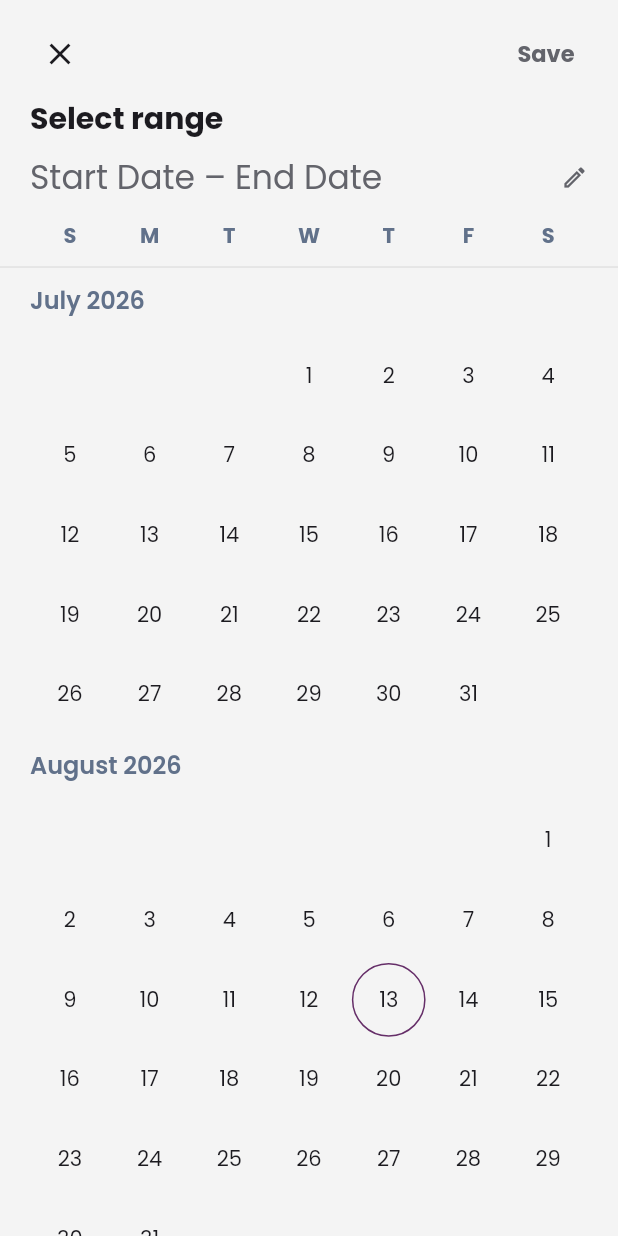
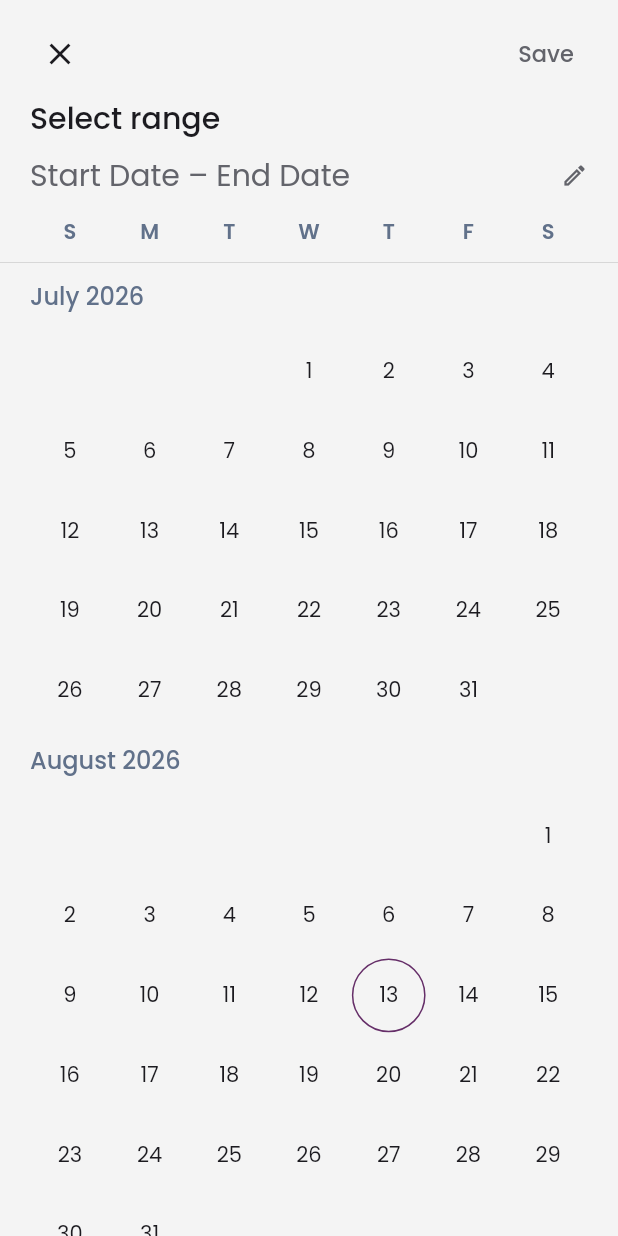
Before and after one commit to Santhosh-Flutter-Developer/Iungo, a Flutter app: the DueDateRangePage screen opened directly, on a phone screen of 412 x 824 dp. Run offline on Flutter 3.47's test engine with Material 3 defaults, Android fonts, the phone set to English and light mode, and no system bars; our stand-ins replace dio, equatable, file_picker, geocoding, geolocator, get and 2 more.

Commit message:
feat: service list page alignment completed

```diff
--- a/analysis_options.yaml
+++ b/analysis_options.yaml
@@ -7,6 +7,9 @@
 
 # The following line activates a set of recommended lints for Flutter apps,
 # packages, and plugins designed to encourage good coding practices.
+analyzer:
+  errors:
+    deprecated_member_use: ignore
 include: package:flutter_lints/flutter.yaml
 
 linter:
--- a/lib/features/service_request/presentation/pages/due_date_range_page.dart
+++ b/lib/features/service_request/presentation/pages/due_date_range_page.dart
@@ -103,7 +103,7 @@ class _DueDateRangePageState extends State<DueDateRangePage> {
                       'save'.tr,
                       style: TextStyle(
                         fontSize: 15,
-                        fontWeight: FontWeight.w700,
+                        fontWeight: FontWeight.w500,
                         color: (_start != null && _end != null)
                             ? AppColors.primary
                             : AppColors.textMuted,
@@ -122,7 +122,7 @@ class _DueDateRangePageState extends State<DueDateRangePage> {
                     'select_range'.tr,
                     style: const TextStyle(
                       fontSize: 20,
-                      fontWeight: FontWeight.w700,
+                      fontWeight: FontWeight.w500,
                       color: AppColors.textDark,
                     ),
                   ),
@@ -135,7 +135,7 @@ class _DueDateRangePageState extends State<DueDateRangePage> {
                               ? 'start_date_end_date'.tr
                               : '${_fmt(_start)} — ${_fmt(_end)}',
                           style: TextStyle(
-                            fontSize: 22,
+                            fontSize: 20,
                             fontWeight: FontWeight.w400,
                             color: (_start == null)
                                 ? AppColors.textMuted
@@ -162,7 +162,7 @@ class _DueDateRangePageState extends State<DueDateRangePage> {
                           label,
                           style: const TextStyle(
                             fontSize: 14,
-                            fontWeight: FontWeight.w700,
+                            fontWeight: FontWeight.w600,
                             color: AppColors.headingBlueGrey,
                           ),
                         ),
@@ -192,7 +192,7 @@ class _DueDateRangePageState extends State<DueDateRangePage> {
           '${_monthNames[month.month - 1]} ${month.year}',
           style: const TextStyle(
             fontSize: 16,
-            fontWeight: FontWeight.w600,
+            fontWeight: FontWeight.w500,
             color: AppColors.headingBlueGrey,
           ),
         ),
--- a/lib/features/service_request/presentation/widgets/service_request_card.dart
+++ b/lib/features/service_request/presentation/widgets/service_request_card.dart
@@ -48,8 +48,8 @@ class ServiceRequestCard extends StatelessWidget {
               maxLines: 2,
               overflow: TextOverflow.ellipsis,
               style: const TextStyle(
-                fontSize: 17,
-                fontWeight: FontWeight.w700,
+                fontSize: 16,
+                fontWeight: FontWeight.w600,
                 color: AppColors.textDark,
                 height: 1.25,
               ),
--- a/lib/features/service_request/presentation/widgets/status_badge.dart
+++ b/lib/features/service_request/presentation/widgets/status_badge.dart
@@ -23,7 +23,7 @@ class StatusBadge extends StatelessWidget {
         overflow: TextOverflow.ellipsis,
         style: const TextStyle(
           fontSize: 13,
-          fontWeight: FontWeight.w700,
+          fontWeight: FontWeight.w600,
           color: AppColors.white,
         ),
       ),
@@ -44,13 +44,13 @@ class TicketIdChip extends StatelessWidget {
       decoration: BoxDecoration(
         color: AppColors.cardBackground,
         borderRadius: BorderRadius.circular(6),
-        border: Border.all(color: AppColors.divider),
+        border: Border.all(color: AppColors.divider.withOpacity(0.1)),
       ),
       child: Text(
         '# $id',
         style: const TextStyle(
           fontSize: 13,
-          fontWeight: FontWeight.w600,
+          fontWeight: FontWeight.w500,
           color: AppColors.textDark,
         ),
       ),
```
Also changed, not shown: lib/features/service_request/presentation/pages/service_request_filter_page.dart (+5 -5 lines), lib/features/service_request/presentation/pages/service_request_list_page.dart (+7 -7 lines), lib/features/service_request/presentation/widgets/filter_pill_button.dart (+4 -4 lines).
